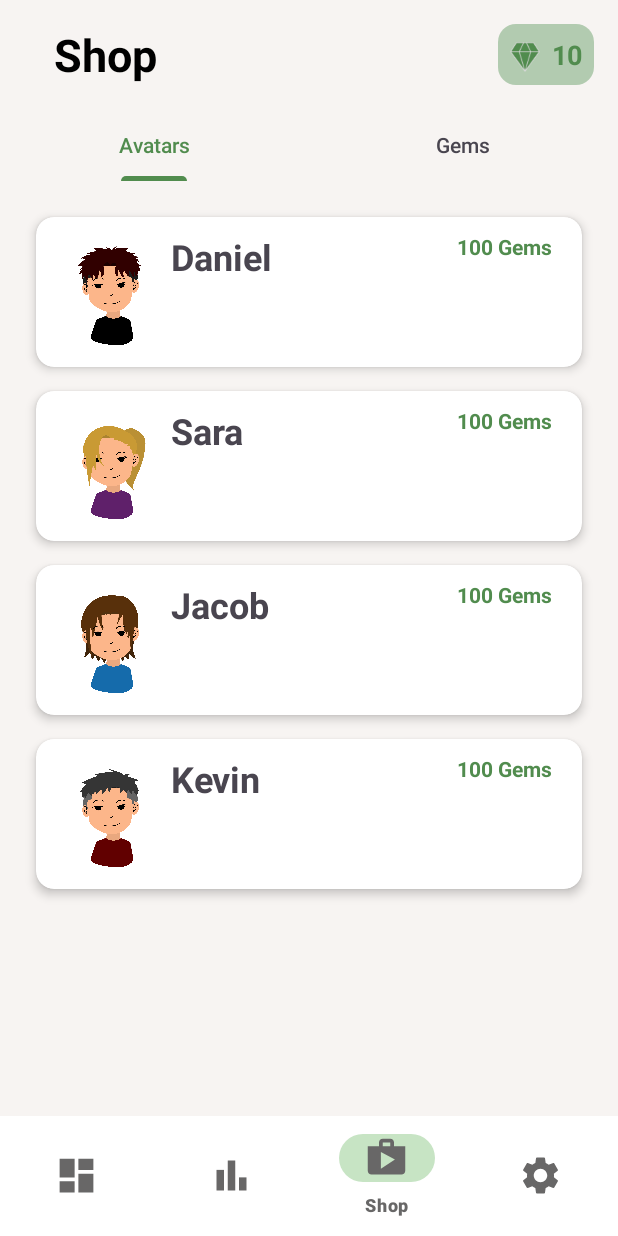
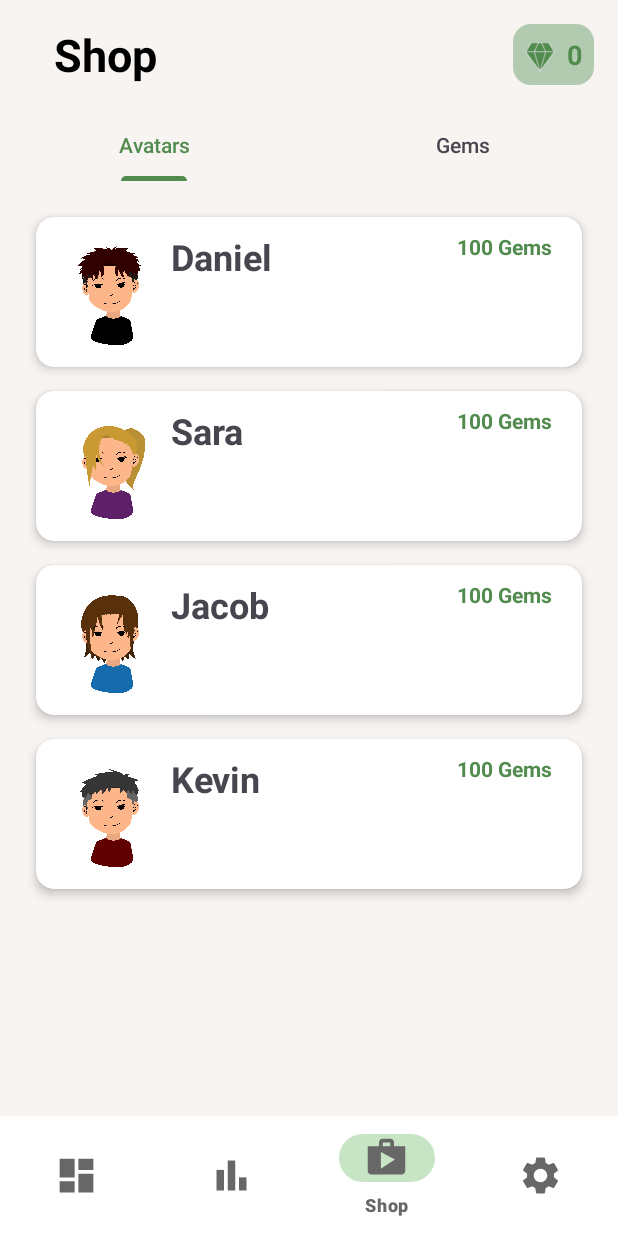
Before and after one commit to rakeenaria/DearJoy, an Android app: the Home screen opened directly, with no data from a screen before it, item 3 of the bottom bar chosen, on a phone screen of 412 x 824 dp. Run offline under Robolectric (Android 15) with nearby library versions, the phone set to English and light mode, and no system bars; our stand-ins replace Firebase (no records; nobody signed in at launch, a user with empty details on screens opened directly); 1 statement that could not run was skipped.

Commit message:
membuat responsif dan menambah beberapa fitur

```diff
--- a/app/src/main/java/com/example/dearjoy/JournalAdapter.kt
+++ b/app/src/main/java/com/example/dearjoy/JournalAdapter.kt
@@ -1,5 +1,6 @@
 package com.example.dearjoy
 
+import android.util.Log
 import android.view.LayoutInflater
 import android.view.View
 import android.view.ViewGroup
@@ -18,6 +19,7 @@ class JournalAdapter(
 
     override fun onBindViewHolder(holder: ViewHolderClass, position: Int) {
         val item = journalList[position]
+        Log.d("JournalAdapter", "Binding data for position: $position, mood: ${item.dataMood}")
         holder.textViewMood.text = "Your Feeling: ${convertMoodToText(item.dataMood)}"
         holder.imageMood.setImageResource(convertMoodToImage(item.dataMood))
         holder.textViewStory.text = item.content
--- a/app/src/main/java/com/example/dearjoy/JournalItem.kt
+++ b/app/src/main/java/com/example/dearjoy/JournalItem.kt
@@ -1,7 +1,7 @@
 package com.example.dearjoy
 
 data class JournalItem(
-    val journalID: String? = null,
+    var journalID: String? = null,
     val userID: String? = null,
     val content: String? = null,
     val createdDate: String? = null,
--- a/app/src/main/java/com/example/dearjoy/Shop.kt
+++ b/app/src/main/java/com/example/dearjoy/Shop.kt
@@ -1,6 +1,7 @@
 package com.example.dearjoy
 
 import android.os.Bundle
+import android.util.Log
 import androidx.fragment.app.Fragment
 import android.view.LayoutInflater
 import android.view.View
@@ -10,24 +11,27 @@ import androidx.fragment.app.FragmentTransaction
 import com.example.shop.CostumeFragment
 import com.example.shop.GemsFragment
 import com.google.android.material.tabs.TabLayout
+import com.google.firebase.auth.FirebaseAuth
+import com.google.firebase.database.DatabaseReference
+import com.google.firebase.database.FirebaseDatabase
 
-// TODO: Rename parameter arguments, choose names that match
-// the fragment initialization parameters, e.g. ARG_ITEM_NUMBER
-private const val ARG_PARAM1 = "param1"
-private const val ARG_PARAM2 = "param2"
-
-/**
- * A simple [Fragment] subclass.
- * Use the [Shop.newInstance] factory method to
- * create an instance of this fragment.
- */
 class Shop : Fragment() {
 
-    private var gemsCount = 10
+    private var gemsCount = 0 // Default gems count
     private lateinit var gemsTextView: TextView
+
+    private lateinit var database: DatabaseReference
+    private lateinit var userRef: DatabaseReference
 
     override fun onCreate(savedInstanceState: Bundle?) {
         super.onCreate(savedInstanceState)
+
+        // Initialize Firebase
+        val currentUserId = FirebaseAuth.getInstance().currentUser?.uid
+        if (currentUserId != null) {
+            database = FirebaseDatabase.getInstance().reference
+            userRef = database.child("users").child(currentUserId)
+        }
     }
 
     override fun onCreateView(
@@ -37,17 +41,19 @@ class Shop : Fragment() {
         // Inflate the layout for this fragment
         val view = inflater.inflate(R.layout.fragment_shop, container, false)
 
-        // Inisialisasi TextView untuk jumlah Gems
+        // Initialize TextView for Gems
         gemsTextView = view.findViewById(R.id.gemsText)
-        updateGemsDisplay()
 
-        // Inisialisasi TabLayout
+        // Fetch gems from Firebase and display
+        fetchGems()
+
+        // Initialize TabLayout
         val tabLayout: TabLayout = view.findViewById(R.id.tabLayout)
 
-        // Muat halaman awal (Costume)
+        // Load initial fragment (Costume)
         loadFragment(CostumeFragment())
 
-        // Listener untuk navigasi antar-tab
+        // Listener for tab navigation
         tabLayout.addOnTabSelectedListener(object : TabLayout.OnTabSelectedListener {
             override fun onTabSelected(tab: TabLayout.Tab?) {
                 when (tab?.text) {
@@ -59,6 +65,7 @@ class Shop : Fragment() {
             override fun onTabUnselected(tab: TabLayout.Tab?) {}
             override fun onTabReselected(tab: TabLayout.Tab?) {}
         })
+
         return view
     }
 
@@ -68,6 +75,16 @@ class Shop : Fragment() {
         transaction.commit()
     }
 
+    private fun fetchGems() {
+        // Fetch gems from Firebase
+        userRef.child("gems").get().addOnSuccessListener { snapshot ->
+            gemsCount = snapshot.value?.toString()?.toIntOrNull() ?: 0
+            updateGemsDisplay()
+        }.addOnFailureListener { error ->
+            Log.e("Shop", "Failed to fetch gems: ${error.message}")
+        }
+    }
+
     private fun updateGemsDisplay() {
         gemsTextView.text = gemsCount.toString()
     }
@@ -75,31 +92,26 @@ class Shop : Fragment() {
     fun addGems(amount: Int) {
         gemsCount += amount
         updateGemsDisplay()
+
+        // Update gems in Firebase
+        userRef.child("gems").setValue(gemsCount)
     }
 
     fun deductGems(amount: Int) {
         if (gemsCount >= amount) {
             gemsCount -= amount
             updateGemsDisplay()
+
+            // Update gems in Firebase
+            userRef.child("gems").setValue(gemsCount)
         }
     }
 
     companion object {
-        /**
-         * Use this factory method to create a new instance of
-         * this fragment using the provided parameters.
-         *
-         * @param param1 Parameter 1.
-         * @param param2 Parameter 2.
-         * @return A new instance of fragment Shop.
-         */
-        // TODO: Rename and change types and number of parameters
         @JvmStatic
         fun newInstance(param1: String, param2: String) =
             Shop().apply {
                 arguments = Bundle().apply {
-                    putString(ARG_PARAM1, param1)
-                    putString(ARG_PARAM2, param2)
                 }
             }
     }
--- a/app/src/main/res/layout/fragment_avatar.xml
+++ b/app/src/main/res/layout/fragment_avatar.xml
@@ -79,10 +79,11 @@
     <androidx.cardview.widget.CardView
         android:id="@+id/cardView"
         android:layout_width="match_parent"
-        android:layout_height="200dp"
+        android:layout_height="250dp"
         android:layout_marginStart="20dp"
         android:layout_marginTop="20dp"
         android:layout_marginEnd="20dp"
+        android:paddingVertical="10dp"
         app:cardCornerRadius="15dp"
         app:cardElevation="8dp"
         app:layout_constraintEnd_toEndOf="parent"
@@ -93,6 +94,7 @@
             android:id="@+id/selectedAvatar"
             android:layout_width="wrap_content"
             android:layout_height="match_parent"
+            android:layout_margin="15dp"
             android:scaleType="centerInside"
             android:src="@drawable/avatar2" />
     </androidx.cardview.widget.CardView>
--- a/app/src/main/res/layout/fragment_feel_n_fill.xml
+++ b/app/src/main/res/layout/fragment_feel_n_fill.xml
@@ -10,6 +10,7 @@
     <LinearLayout
         android:layout_width="match_parent"
         android:layout_height="match_parent"
+        android:paddingVertical="10dp"
         android:orientation="vertical">
 
         <LinearLayout
--- a/app/src/main/res/layout/fragment_journal.xml
+++ b/app/src/main/res/layout/fragment_journal.xml
@@ -10,6 +10,7 @@
         android:id="@+id/main"
         android:layout_width="match_parent"
         android:layout_height="match_parent"
+        android:padding="15dp"
         android:background="#F7F4F2">
 
         <ImageView
@@ -61,7 +62,7 @@
         <androidx.cardview.widget.CardView
             android:id="@+id/cvMood"
             android:layout_width="match_parent"
-            android:layout_height="110dp"
+            android:layout_height="wrap_content"
             android:layout_marginStart="20dp"
             android:layout_marginTop="10dp"
             android:layout_marginEnd="20dp"
@@ -76,7 +77,7 @@
                 android:id="@+id/clMood"
                 android:layout_width="match_parent"
                 android:layout_height="match_parent"
-                android:padding="5dp">
+                android:padding="15dp">
 
                 <ImageButton
                     android:id="@+id/mood1"
--- a/app/src/main/res/layout/fragment_shop.xml
+++ b/app/src/main/res/layout/fragment_shop.xml
@@ -68,7 +68,7 @@
         <!-- TabLayout -->
         <com.google.android.material.tabs.TabLayout
             android:id="@+id/tabLayout"
-            android:layout_width="0dp"
+            android:layout_width="match_parent"
             android:layout_height="wrap_content"
             android:background="@color/background"
             app:layout_constraintTop_toBottomOf="@id/toolbar"
@@ -77,11 +77,11 @@
             <com.google.android.material.tabs.TabItem
                 android:text="@string/avatars"
                 android:layout_height="wrap_content"
-                android:layout_width="wrap_content"/>
+                android:layout_width="match_parent"/>
             <com.google.android.material.tabs.TabItem
                 android:text="@string/gems"
                 android:layout_height="wrap_content"
-                android:layout_width="wrap_content"/>
+                android:layout_width="match_parent"/>
         </com.google.android.material.tabs.TabLayout>
 
         <!-- Fragment Container -->
```
Also changed, not shown: app/src/main/java/com/example/dearjoy/HistoryJournal.kt (+9 -6 lines), app/src/main/java/com/example/dearjoy/Home.kt (+41 -0 lines), app/src/main/res/layout/activity_sign_in.xml (+6 -4 lines), app/src/main/res/layout/activity_sign_up.xml (+6 -4 lines), app/src/main/res/layout/fragment_escape_room.xml (+17 -15 lines), app/src/main/res/layout/fragment_history_journal.xml (+6 -13 lines), app/src/main/res/layout/fragment_home.xml (+6 -6 lines), app/src/main/res/layout/item_history.xml (+6 -8 lines), app/src/main/res/drawable/streak_active.png (added).
